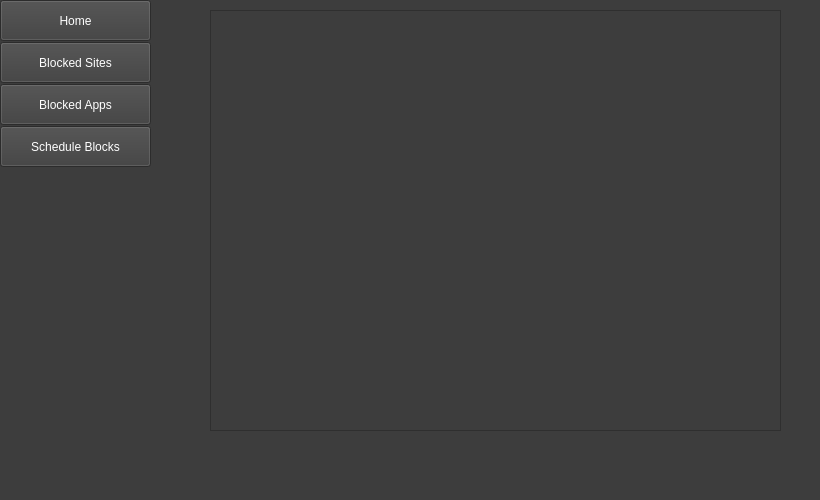
Above: ui/scheduleblocks.ui from HowePersonal/DistractionBlocker before the change. Below: the same form after it.
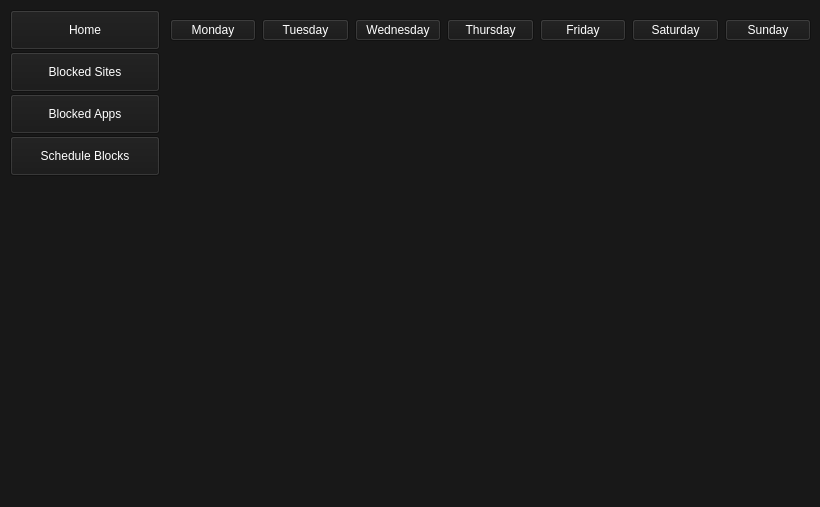
That is the form after the change.

Diff of the .ui file:
```diff
--- a/ui/scheduleblocks.ui
+++ b/ui/scheduleblocks.ui
@@ -7,7 +7,7 @@
     <x>0</x>
     <y>0</y>
     <width>820</width>
-    <height>500</height>
+    <height>507</height>
    </rect>
   </property>
   <property name="minimumSize">
@@ -20,34 +20,34 @@
    <string>Distraction Blocker</string>
   </property>
   <property name="styleSheet">
-   <string notr="true">background-color:rgb(61,61,61);</string>
+   <string notr="true">background-color: rgb(24,24,24);</string>
   </property>
-  <widget class="QPushButton" name="btn_blockedWeb">
+  <widget class="QWidget" name="verticalLayoutWidget">
    <property name="geometry">
     <rect>
-     <x>0</x>
-     <y>42</y>
-     <width>151</width>
-     <height>41</height>
+     <x>10</x>
+     <y>10</y>
+     <width>160</width>
+     <height>491</height>
     </rect>
    </property>
-   <property name="styleSheet">
-    <string notr="true">color: white;
-font: 63 12pt &quot;Cascadia Mono SemiBold&quot;;
-border-bottom: 2px solid white;</string>
-   </property>
-   <property name="text">
-    <string>Blocked Sites</string>
-   </property>
-  </widget>
+   <layout class="QVBoxLayout" name="verticalLayout">
+    <property name="spacing">
+     <number>2</number>
+    </property>
+    <item>
   <widget class="QPushButton" name="btn_home">
-   <property name="geometry">
-    <rect>
-     <x>0</x>
-     <y>0</y>
-     <width>151</width>
-     <height>41</height>
-    </rect>
+      <property name="sizePolicy">
+       <sizepolicy hsizetype="Fixed" vsizetype="Fixed">
+        <horstretch>0</horstretch>
+        <verstretch>0</verstretch>
+       </sizepolicy>
+      </property>
+      <property name="minimumSize">
+       <size>
+        <width>150</width>
+        <height>40</height>
+       </size>
    </property>
    <property name="styleSheet">
     <string notr="true">color: white;
@@ -58,14 +58,20 @@
     <string>Home</string>
    </property>
   </widget>
-  <widget class="QPushButton" name="btn_scheduleBlocks">
-   <property name="geometry">
-    <rect>
-     <x>0</x>
-     <y>126</y>
-     <width>151</width>
-     <height>41</height>
-    </rect>
+    </item>
+    <item>
+     <widget class="QPushButton" name="btn_blockedWeb">
+      <property name="sizePolicy">
+       <sizepolicy hsizetype="Fixed" vsizetype="Fixed">
+        <horstretch>0</horstretch>
+        <verstretch>0</verstretch>
+       </sizepolicy>
+      </property>
+      <property name="minimumSize">
+       <size>
+        <width>150</width>
+        <height>40</height>
+       </size>
    </property>
    <property name="styleSheet">
     <string notr="true">color: white;
@@ -73,17 +79,23 @@
 border-bottom: 2px solid white;</string>
    </property>
    <property name="text">
-    <string>Schedule Blocks</string>
-   </property>
-  </widget>
+       <string>Blocked Sites</string>
+      </property>
+     </widget>
+    </item>
+    <item>
   <widget class="QPushButton" name="btn_blockedApps">
-   <property name="geometry">
-    <rect>
-     <x>0</x>
-     <y>84</y>
-     <width>151</width>
-     <height>41</height>
-    </rect>
+      <property name="sizePolicy">
+       <sizepolicy hsizetype="Fixed" vsizetype="Fixed">
+        <horstretch>0</horstretch>
+        <verstretch>0</verstretch>
+       </sizepolicy>
+      </property>
+      <property name="minimumSize">
+       <size>
+        <width>150</width>
+        <height>40</height>
+       </size>
    </property>
    <property name="styleSheet">
     <string notr="true">color: white;
@@ -94,28 +106,134 @@
     <string>Blocked Apps</string>
    </property>
   </widget>
-  <widget class="QScrollArea" name="scrollArea">
-   <property name="geometry">
-    <rect>
-     <x>210</x>
-     <y>10</y>
-     <width>571</width>
-     <height>421</height>
-    </rect>
-   </property>
-   <property name="widgetResizable">
-    <bool>true</bool>
-   </property>
-   <widget class="QWidget" name="scrollAreaWidgetContents">
+    </item>
+    <item>
+     <widget class="QPushButton" name="btn_scheduleBlocks">
+      <property name="sizePolicy">
+       <sizepolicy hsizetype="Fixed" vsizetype="Fixed">
+        <horstretch>0</horstretch>
+        <verstretch>0</verstretch>
+       </sizepolicy>
+      </property>
+      <property name="minimumSize">
+       <size>
+        <width>150</width>
+        <height>40</height>
+       </size>
+      </property>
+      <property name="styleSheet">
+       <string notr="true">color: white;
+font: 63 12pt &quot;Cascadia Mono SemiBold&quot;;
+border-bottom: 2px solid white;</string>
+      </property>
+      <property name="text">
+       <string>Schedule Blocks</string>
+      </property>
+     </widget>
+    </item>
+    <item>
+     <spacer name="verticalSpacer">
+      <property name="orientation">
+       <enum>Qt::Vertical</enum>
+      </property>
+      <property name="sizeHint" stdset="0">
+       <size>
+        <width>20</width>
+        <height>40</height>
+       </size>
+      </property>
+     </spacer>
+    </item>
+   </layout>
+  </widget>
+  <widget class="QWidget" name="horizontalLayoutWidget">
     <property name="geometry">
      <rect>
-      <x>0</x>
-      <y>0</y>
-      <width>569</width>
-      <height>419</height>
-     </rect>
-    </property>
-   </widget>
+     <x>170</x>
+     <y>-10</y>
+     <width>641</width>
+     <height>80</height>
+    </rect>
+   </property>
+   <layout class="QHBoxLayout" name="horizontalLayout">
+    <item>
+     <widget class="QPushButton" name="btn_scheduleMonday">
+      <property name="styleSheet">
+       <string notr="true">color: white;
+font: 75 9pt &quot;MS Shell Dlg 2&quot;;</string>
+      </property>
+      <property name="text">
+       <string>Monday</string>
+      </property>
+     </widget>
+    </item>
+    <item>
+     <widget class="QPushButton" name="btn_scheduleTuesday">
+      <property name="styleSheet">
+       <string notr="true">color: white;
+font: 75 9pt &quot;MS Shell Dlg 2&quot;;</string>
+      </property>
+      <property name="text">
+       <string>Tuesday</string>
+      </property>
+     </widget>
+    </item>
+    <item>
+     <widget class="QPushButton" name="btn_scheduleWednesday">
+      <property name="styleSheet">
+       <string notr="true">color: white;
+font: 75 9pt &quot;MS Shell Dlg 2&quot;;</string>
+      </property>
+      <property name="text">
+       <string>Wednesday</string>
+      </property>
+     </widget>
+    </item>
+    <item>
+     <widget class="QPushButton" name="btn_scheduleThursday">
+      <property name="styleSheet">
+       <string notr="true">color: white;
+font: 75 9pt &quot;MS Shell Dlg 2&quot;;</string>
+      </property>
+      <property name="text">
+       <string>Thursday</string>
+      </property>
+     </widget>
+    </item>
+    <item>
+     <widget class="QPushButton" name="btn_scheduleFriday">
+      <property name="styleSheet">
+       <string notr="true">color: white;
+font: 75 9pt &quot;MS Shell Dlg 2&quot;;</string>
+      </property>
+      <property name="text">
+       <string>Friday</string>
+      </property>
+     </widget>
+    </item>
+    <item>
+     <widget class="QPushButton" name="btn_scheduleSaturday">
+      <property name="styleSheet">
+       <string notr="true">color: white;
+font: 75 9pt &quot;MS Shell Dlg 2&quot;;</string>
+      </property>
+      <property name="text">
+       <string>Saturday</string>
+      </property>
+     </widget>
+    </item>
+    <item>
+     <widget class="QPushButton" name="btn_scheduleSunday">
+      <property name="styleSheet">
+       <string notr="true">color: white;
+font: 75 9pt &quot;MS Shell Dlg 2&quot;;</string>
+      </property>
+      <property name="text">
+       <string>Sunday</string>
+      </property>
+     </widget>
+    </item>
+   </layout>
   </widget>
  </widget>
  <resources/>
```
Lines whose indentation alone changed are shown as unchanged.
